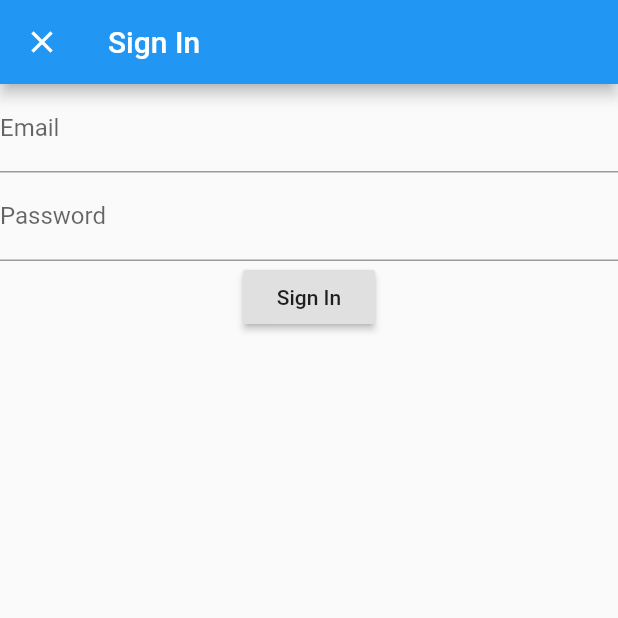
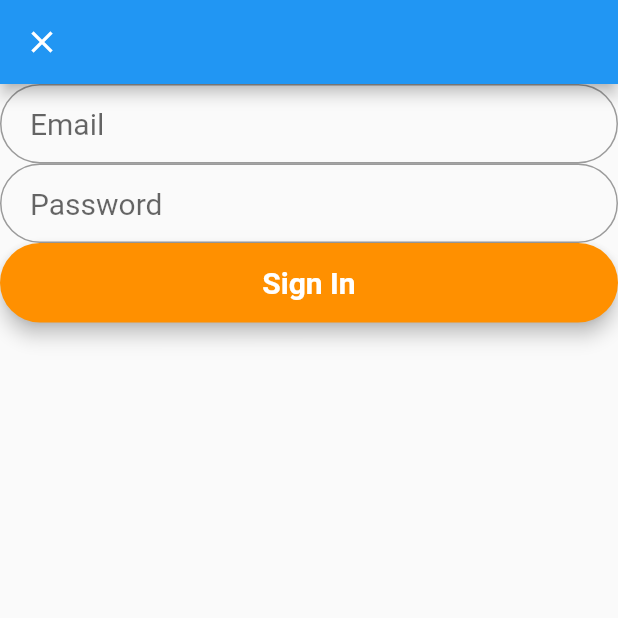
Before and after one commit to Nav2030/Order_me, a Flutter app: the screen it shows after launch, after a tap on "Sign In", on a phone screen of 412 x 824 dp, the top half of it. Run offline on Flutter 3.47's test engine with Material 2 defaults, Android fonts, the phone set to English and light mode, and no system bars; our stand-ins replace firebase_auth; accounts and stored records are empty; Roboto replaces fonts that are missing (Montserrat).

Commit message:
sign in ui

```diff
--- a/lib/Setup/signIn.dart
+++ b/lib/Setup/signIn.dart
@@ -9,13 +9,14 @@ class LoginPage extends StatefulWidget {
 }
 
 class _LoginPageState extends State<LoginPage> {
+  TextStyle style = TextStyle(fontFamily: 'Montserrat', fontSize: 20.0);
   String _email,_password;
   final GlobalKey<FormState> _formKey = GlobalKey<FormState>();
   @override
   Widget build(BuildContext context) {
     return Scaffold(
       appBar: AppBar(
-        title: Text("Sign In"),
+
       ),
       body: Form(
           key: _formKey,
@@ -29,8 +30,13 @@ class _LoginPageState extends State<LoginPage> {
                 },
                 onSaved: (input) => _email = input,
                 decoration: InputDecoration(
-                    labelText: 'Email'
+                    contentPadding: EdgeInsets.fromLTRB(20.0, 15.0, 20.0, 15.0),
+                    hintText: "Email",
+                    border:
+                    OutlineInputBorder(borderRadius: BorderRadius.circular(32.0))
                 ),
+                obscureText: false,
+                style: style,
               ),
               TextFormField(
                 validator: (input){
@@ -40,14 +46,29 @@ class _LoginPageState extends State<LoginPage> {
                 },
                 onSaved: (input) => _password = input,
                 decoration: InputDecoration(
-                    labelText: 'Password'
+                    contentPadding: EdgeInsets.fromLTRB(20.0, 15.0, 20.0, 15.0),
+                    hintText: "Password",
+                    border:
+                    OutlineInputBorder(borderRadius: BorderRadius.circular(32.0))
                 ),
                 obscureText: true,
+                style: style,
               ),
-              RaisedButton(
-                onPressed: signIn,
-                child: Text('Sign In'),
-              ),
+              Material(
+                elevation: 5.0,
+                borderRadius: BorderRadius.circular(30.0),
+                color: Color(0xffff9000),
+                child: MaterialButton(
+                  minWidth: MediaQuery.of(context).size.width,
+                  padding: EdgeInsets.fromLTRB(20.0, 15.0, 20.0, 15.0),
+                  onPressed: signIn,
+                  child: new Text(
+                    "Sign In",
+                    style:  style.copyWith(
+                        color: Colors.white, fontWeight: FontWeight.bold),
+                  ),
+                ),
+              )
             ],
           )),
     );
--- a/lib/main.dart
+++ b/lib/main.dart
@@ -8,7 +8,7 @@ class MyApp extends StatelessWidget {
   @override
   Widget build(BuildContext context){
     return MaterialApp(
-      title: "Sun View Beach Hotel",
+      title: 'Sun View Beach Hotel',
       theme: ThemeData(
         primarySwatch: Colors.blue,
       ),
```
